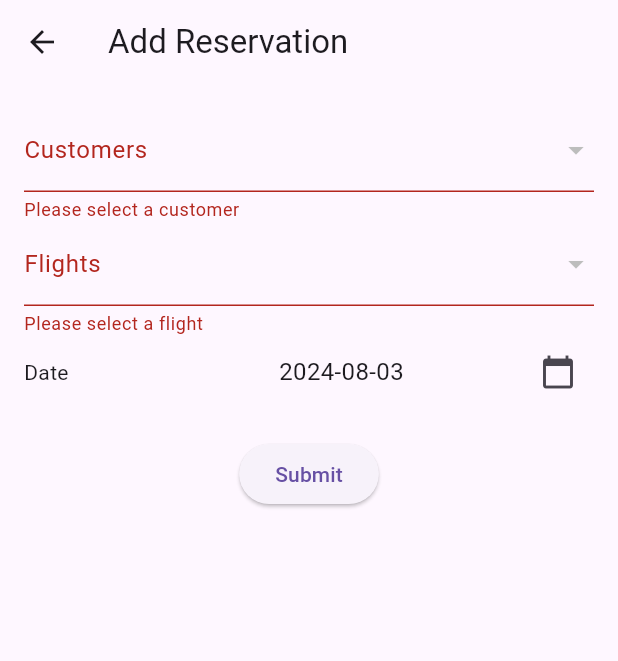
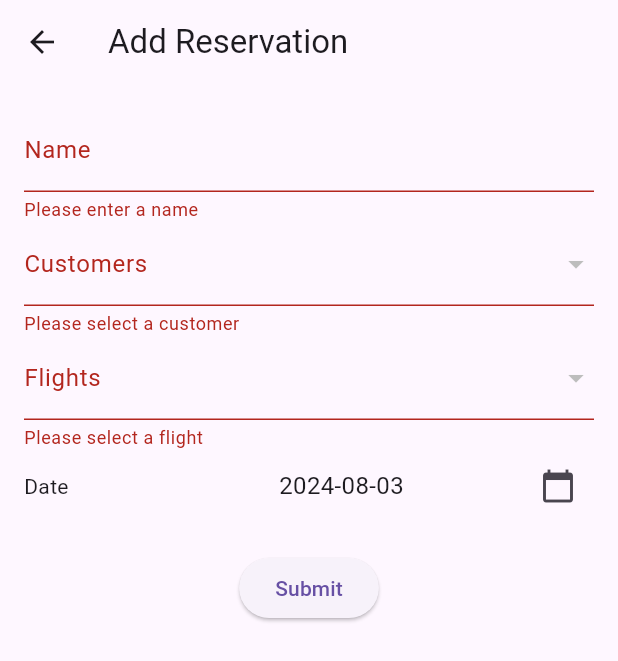
Before and after one commit to ideniska/CST2335_Final_Project, a Flutter app: the ReservationFormScreen screen opened directly, after a tap on "Submit", on a phone screen of 412 x 824 dp. Shown: the top 661 px of the screen. Run offline on Flutter 3.47's test engine with Material 3 defaults, Android fonts, the phone set to English and light mode, and no system bars; our stand-ins replace shared_preferences, sqflite; accounts and stored records are empty.

Commit message:
Updated reservations to have a text field for naming the reservation

```diff
--- a/lib/helpers/database_helper.dart
+++ b/lib/helpers/database_helper.dart
@@ -31,7 +31,7 @@ class DatabaseHelper {
       'CREATE TABLE customers(id INTEGER PRIMARY KEY, firstName TEXT, lastName TEXT, address TEXT, birthday TEXT)',
     );
     await db.execute(
-      'CREATE TABLE reservations(id INTEGER PRIMARY KEY AUTOINCREMENT, customerId INTEGER, flightId INTEGER, date TEXT, FOREIGN KEY (customerId) REFERENCES customers(id), FOREIGN KEY (flightId) REFERENCES airplanes(id))',
+      'CREATE TABLE reservations(id INTEGER PRIMARY KEY AUTOINCREMENT, customerId INTEGER, flightId INTEGER, date TEXT, name TEXT, FOREIGN KEY (customerId) REFERENCES customers(id), FOREIGN KEY (flightId) REFERENCES airplanes(id))',
     );
     await db.execute(
       'CREATE TABLE flights(id INTEGER PRIMARY KEY AUTOINCREMENT, departureCity TEXT, destinationCity TEXT, departureTime TEXT, arrivalTime TEXT)',
@@ -44,7 +44,13 @@ class DatabaseHelper {
         'CREATE TABLE flights(id INTEGER PRIMARY KEY AUTOINCREMENT, departureCity TEXT, destinationCity TEXT, departureTime TEXT, arrivalTime TEXT)',
       );
     }
+    if (oldVersion < 3) {
+      await db.execute(
+        'ALTER TABLE reservations ADD COLUMN name TEXT',
+      );
+    }
   }
+
 
   // Airplane methods
   Future<int> insertAirplane(Airplane airplane) async {
--- a/lib/models/reservation.dart
+++ b/lib/models/reservation.dart
@@ -3,8 +3,15 @@ class Reservation {
   final int customerId;
   final int flightId;
   final DateTime date;
+  final String name; // New field for reservation name
 
-  Reservation({this.id, required this.customerId, required this.flightId, required this.date});
+  Reservation({
+    this.id,
+    required this.customerId,
+    required this.flightId,
+    required this.date,
+    required this.name,
+  });
 
   Map<String, dynamic> toMap() {
     return {
@@ -12,6 +19,7 @@ class Reservation {
       'customerId': customerId,
       'flightId': flightId,
       'date': date.toIso8601String(),
+      'name': name,
     };
   }
 
@@ -21,6 +29,7 @@ class Reservation {
       customerId: map['customerId'],
       flightId: map['flightId'],
       date: DateTime.parse(map['date']),
+      name: map['name'],
     );
   }
 }
--- a/lib/screens/reservation_form_screen.dart
+++ b/lib/screens/reservation_form_screen.dart
@@ -22,6 +22,7 @@ class _ReservationFormScreenState extends State<ReservationFormScreen> {
   late int customerId;
   late int flightId;
   late DateTime date;
+  late String name; // New field for reservation name
   List<Customer> customers = [];
   List<Flight> flights = [];
 
@@ -32,10 +33,12 @@ class _ReservationFormScreenState extends State<ReservationFormScreen> {
       customerId = widget.reservation!.customerId;
       flightId = widget.reservation!.flightId;
       date = widget.reservation!.date;
+      name = widget.reservation!.name;
     } else {
       customerId = 0;
       flightId = 0;
       date = DateTime.now();
+      name = '';
     }
     loadData();
   }
@@ -70,6 +73,12 @@ class _ReservationFormScreenState extends State<ReservationFormScreen> {
           key: formKey,
           child: Column(
             children: [
+              TextFormField(
+                initialValue: name,
+                decoration: InputDecoration(labelText: localizations.translate('name') ?? 'Name'),
+                onSaved: (value) => name = value ?? '',
+                validator: (value) => value!.isEmpty ? localizations.translate('pleaseEnterName') ?? 'Please enter a name' : null,
+              ),
               buildDropdownField(
                 localizations,
                 'customers',
@@ -164,6 +173,7 @@ class _ReservationFormScreenState extends State<ReservationFormScreen> {
             customerId: customerId,
             flightId: flightId,
             date: date,
+            name: name, // Include the new name field
           );
           if (widget.reservation != null) {
             await Provider.of<ReservationProvider>(context, listen: false).updateReservation(reservation);
```
